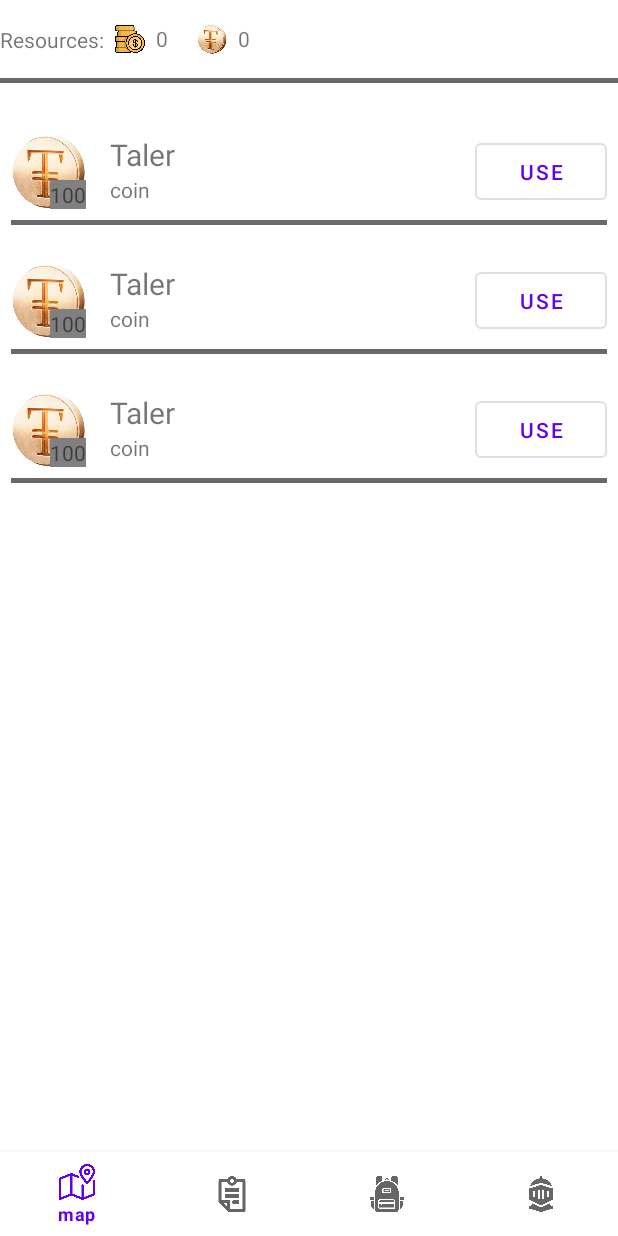
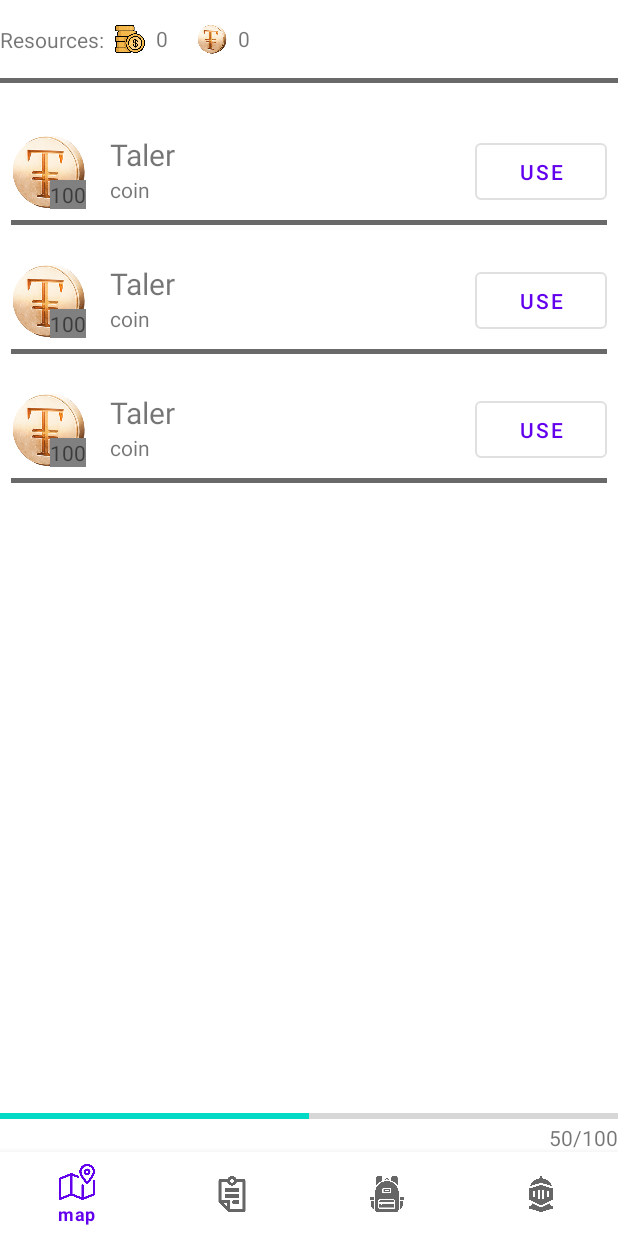
Before and after one commit to Gizcerbes/I-have-quest, an Android app: the layout fragment_backpack.xml on its own in the app's theme, with its tools: preview values and no code run, on a phone screen of 412 x 824 dp. Run offline under Robolectric (Android 15) with nearby library versions, the phone set to English and light mode, and no system bars.

Commit message:
correct fragment_person.xml

```diff
--- a/app/src/main/res/layout/fragment_backpack.xml
+++ b/app/src/main/res/layout/fragment_backpack.xml
@@ -70,14 +70,31 @@
         />
 
     <androidx.recyclerview.widget.RecyclerView
-        android:layout_marginTop="16dp"
+        android:id="@+id/recyclerView2"
         android:layout_width="match_parent"
         android:layout_height="0dp"
+        android:layout_marginTop="16dp"
         android:orientation="vertical"
-        tools:listitem="@layout/fragment_backpack_item"
         app:layoutManager="androidx.recyclerview.widget.GridLayoutManager"
-        app:layout_constraintBottom_toTopOf="@+id/bottom_navi"
-        app:layout_constraintTop_toBottomOf="@+id/dividers" />
+        app:layout_constraintBottom_toTopOf="@+id/progress_bar"
+        app:layout_constraintTop_toBottomOf="@+id/dividers"
+        tools:listitem="@layout/fragment_backpack_item" />
+
+    <ProgressBar
+        android:id="@+id/progress_bar"
+        style="@style/Widget.AppCompat.ProgressBar.Horizontal"
+        android:layout_width="match_parent"
+        android:layout_height="wrap_content"
+        android:progress="50"
+        android:paddingBottom="16dp"
+        app:layout_constraintBottom_toTopOf="@+id/bottom_navi" />
+
+    <TextView
+        app:layout_constraintBottom_toBottomOf="@id/progress_bar"
+        tools:text="50/100"
+        app:layout_constraintEnd_toEndOf="@id/progress_bar"
+        android:layout_width="wrap_content"
+        android:layout_height="wrap_content"/>
 
 
     <com.google.android.material.bottomnavigation.BottomNavigationView
--- a/app/src/main/res/values/strings.xml
+++ b/app/src/main/res/values/strings.xml
@@ -19,4 +19,8 @@
     <string name="new_quest">new</string>
     <string name="resources">Resources:</string>
     <string name="use">use</string>
+    <string name="title">Title:</string>
+    <string name="name">Name:</string>
+    <string name="lvl">Lvl:</string>
+    <string name="experience">Experience:</string>
 </resources>
```
Also changed, not shown: app/src/main/res/layout/fragment_person.xml (added, +139 -0 lines).
